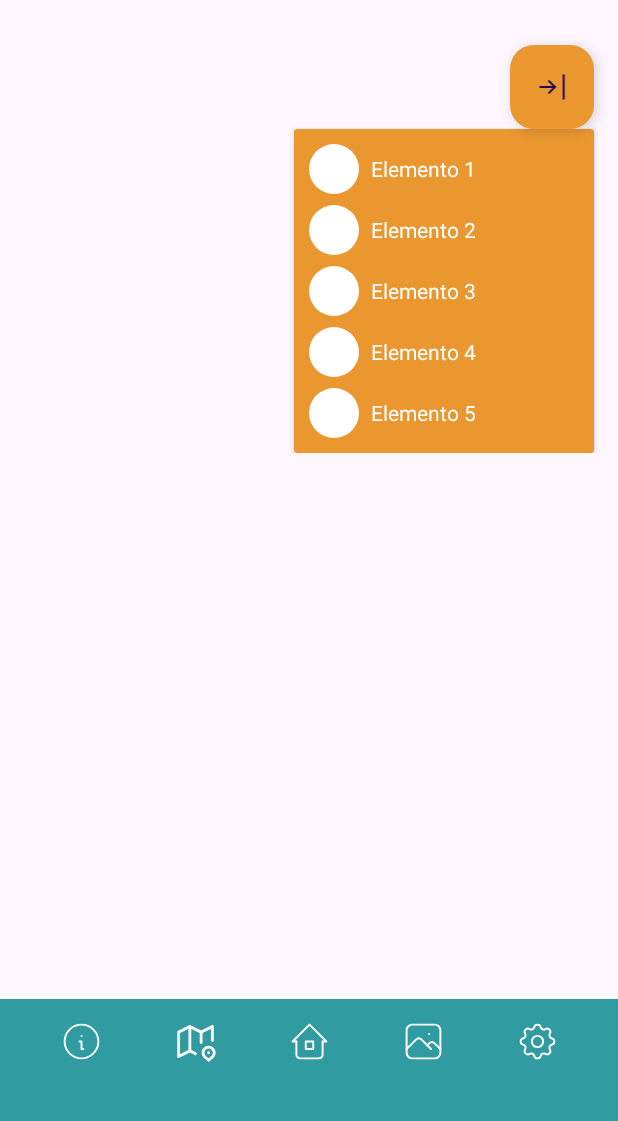
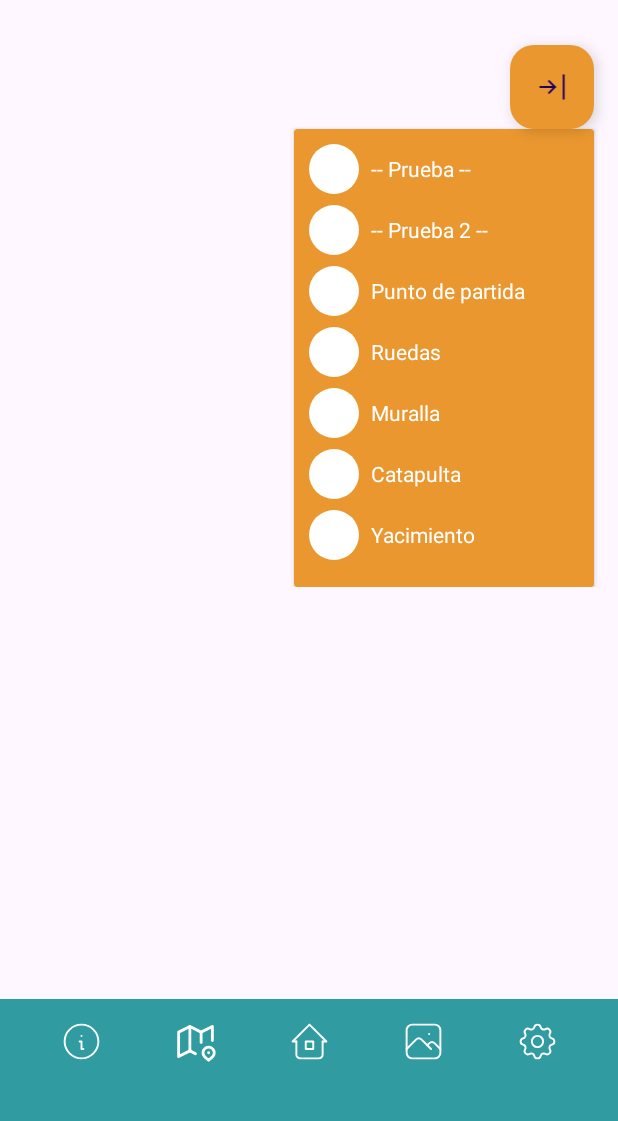
Before and after one commit to kuvx/Pintia, an Android app: the MainMap screen opened directly, with no data from a screen before it, after a tap on "Toggle Legend", on a phone screen of 412 x 824 dp, the part 114-1235 px from its top. Run offline under Robolectric (Android 15) with nearby library versions, the phone set to English and light mode, and no system bars.

Commit message:
Modificación para el autoinflado del menu de leyenda por parámetros

```diff
--- a/app/src/main/java/com/example/pintia/MainMap.kt
+++ b/app/src/main/java/com/example/pintia/MainMap.kt
@@ -7,6 +7,7 @@ import android.widget.Toast
 import androidx.activity.enableEdgeToEdge
 import androidx.appcompat.app.AppCompatActivity
 import com.example.pintia.components.Header
+import com.example.pintia.components.Leyenda
 
 class MainMap : AppCompatActivity() {
     override fun onCreate(savedInstanceState: Bundle?) {
@@ -21,5 +22,17 @@ class MainMap : AppCompatActivity() {
             val intent = Intent(this, MainActivity::class.java)
             startActivity(intent)
         }
+
+        val leyenda = findViewById<Leyenda>(R.id.leyenda_main)
+        leyenda.myMap =
+            mapOf(
+                Pair("-- Prueba --", MainActivity::class.java),
+                Pair("-- Prueba 2 --", RequestVisitActivity::class.java),
+                Pair("Punto de partida", null),
+                Pair("Ruedas", null),
+                Pair("Muralla", null),
+                Pair("Catapulta", null),
+                Pair("Yacimiento", null),
+                )
     }
 }
--- a/app/src/main/java/com/example/pintia/components/Leyenda.kt
+++ b/app/src/main/java/com/example/pintia/components/Leyenda.kt
@@ -2,18 +2,16 @@ package com.example.pintia.components
 
 import android.content.Context
 import android.content.Intent
-import android.os.Bundle
 import android.util.AttributeSet
 import android.view.LayoutInflater
 import android.view.View
-import android.widget.ImageButton
 import android.widget.LinearLayout
 import android.widget.TextView
-import androidx.appcompat.app.AppCompatActivity
 import androidx.cardview.widget.CardView
 import com.example.pintia.MainActivity
 import com.google.android.material.floatingactionbutton.FloatingActionButton
 import com.example.pintia.R
+import com.example.pintia.RequestVisitActivity
 
 /**
  * Para q sea mas facil la informacion contenida en la leyenda sera obtenida del back
@@ -25,50 +23,73 @@ class Leyenda @JvmOverloads constructor(
     defStyleAttr: Int = 0
 ) : LinearLayout(context, attrs, defStyleAttr) {
 
-    private val points: Array<TextView> by lazy{
-        arrayOf(
-            findViewById(R.id.point_1),
-            findViewById(R.id.point_2),
-            findViewById(R.id.point_3),
-            findViewById(R.id.point_4),
-            findViewById(R.id.point_5)
+    // Pares Vista actividad/null por defecto (cada vista que lo use debería reemplazarlos)
+    var myMap = mapOf(
+        Pair("No debería aparecer", null),
+        Pair("-- Prueba --", MainActivity::class.java),
+        Pair("-- Prueba 2 --", RequestVisitActivity::class.java),
+        Pair("Punto de partida", null),
+        Pair("Ruedas", null),
+        Pair("Muralla", null),
+        Pair("Catapulta", null),
+        Pair("Yacimiento", null),
     )
+        set(value) {
+            field = value
+            updateMenuEntries()
         }
+
 
     init {
         LayoutInflater.from(context).inflate(R.layout.component_leyenda, this, true)
+
+        // Obtiene el LinearLayout del layout principal donde se agregarán los TextViews
         val toggleButton: FloatingActionButton = findViewById(R.id.toggleButton)
-        val legendCardView: CardView = findViewById(R.id.legendCardView)
 
-        points.forEachIndexed { index, button ->
-            button.setOnClickListener {
-                changeView(index)
+        toggleButton.setOnClickListener {
+            // Cambiar la visibilidad del CardView
+            alterMenuVisibility()
+        }
+
+        updateMenuEntries()
+    }
+
+    private fun updateMenuEntries() {
+        // Itera sobre la lista y agrega un TextView para cada elemento
+        val inflater = LayoutInflater.from(context)
+        val linearLayout = findViewById<LinearLayout>(R.id.leyend_layout)
+        linearLayout.removeAllViews()
+
+        for ((name, activity) in myMap) {
+            // Infla el diseño del TextView desde item_text_view.xml
+            val textView = inflater.inflate(R.layout.leyend_entry, linearLayout, false) as TextView
+            textView.text = name // Establece el texto del TextView
+            textView.setOnClickListener { // Cuando se clicke se cambia de vista
+                if (activity != null) {
+                    val intent = Intent(context, activity)
+                    context.startActivity(intent)
+                } else {
+                    // Cerramos el desplegable
+                    alterMenuVisibility(close = true)
                 }
             }
 
-        toggleButton.setOnClickListener {
-            // Cambiar la visibilidad del CardView
-            if (legendCardView.visibility == View.GONE) {
+            // Agrega el TextView al LinearLayout
+            linearLayout.addView(textView)
+        }
+    }
+
+    private fun alterMenuVisibility(open: Boolean = false, close: Boolean = false) {
+        val legendCardView: CardView = findViewById(R.id.legendCardView)
+        val toggleButton: FloatingActionButton = findViewById(R.id.toggleButton)
+        val openMenu = legendCardView.visibility == View.GONE || open
+        val closeMenu = legendCardView.visibility == View.VISIBLE || close
+        if (openMenu) {
             legendCardView.visibility = View.VISIBLE
             toggleButton.setImageResource(R.drawable.retract)
-            } else {
+        } else if (closeMenu) {
             legendCardView.visibility = View.GONE
             toggleButton.setImageResource(R.drawable.expand)
         }
     }
 }
-
-    fun changeView(index:Int) {
-        val activityClass: Class<out AppCompatActivity> = when (index) {
-            0 -> MainActivity::class.java
-            /*1 -> RuedasMapPointActivity::class.java
-            2 -> MurallaPointActivity::class.java
-            3 -> CatapultasPointActivity::class.java
-            4 -> YacimientoPointActivity::class.java
-            // No debería llegar aquí*/
-            else -> MainActivity::class.java
-        }
-        val intent = Intent(context, activityClass)
-        context.startActivity(intent)
-    }
-}
--- a/app/src/main/res/layout/activity_main_map.xml
+++ b/app/src/main/res/layout/activity_main_map.xml
@@ -20,7 +20,7 @@
     android:layout_marginVertical="90dp"
     >
     <com.example.pintia.components.Leyenda
-        android:id="@+id/leyenda____"
+        android:id="@+id/leyenda_main"
         android:layout_width="match_parent"
         android:layout_height="wrap_content"
         />
--- a/app/src/main/res/layout/component_leyenda.xml
+++ b/app/src/main/res/layout/component_leyenda.xml
@@ -30,6 +30,7 @@
         >
 
         <LinearLayout
+            android:id="@+id/leyend_layout"
             android:layout_width="match_parent"
             android:layout_height="match_parent"
             android:orientation="vertical"
@@ -39,7 +40,8 @@
             android:showDividers="middle"
             >
 
-            <!-- Elementos de la leyenda (cambia según lo que necesites) -->
+            <!-- Contenido dinámico -->
+            <!--
             <TextView
                 android:id="@+id/point_1"
                 android:layout_width="wrap_content"
@@ -51,55 +53,7 @@
                 android:layout_marginBottom="8dp"
                 android:gravity="center"
             />
-
-            <TextView
-                android:id="@+id/point_2"
-                android:layout_width="wrap_content"
-                android:layout_height="wrap_content"
-                android:text="Elemento 2"
-                android:textColor="@android:color/white"
-                android:drawableStart="@drawable/point"
-                android:drawablePadding="8dp"
-                android:layout_marginBottom="8dp"
-                android:gravity="center"
-                />
-
-            <TextView
-                android:id="@+id/point_3"
-                android:layout_width="wrap_content"
-                android:layout_height="wrap_content"
-                android:text="Elemento 3"
-                android:textColor="@android:color/white"
-                android:drawableStart="@drawable/point"
-                android:drawablePadding="8dp"
-                android:layout_marginBottom="8dp"
-                android:gravity="center"
-                />
-
-            <TextView
-                android:id="@+id/point_4"
-                android:layout_width="wrap_content"
-                android:layout_height="wrap_content"
-                android:text="Elemento 4"
-                android:textColor="@android:color/white"
-                android:drawableStart="@drawable/point"
-                android:drawablePadding="8dp"
-                android:layout_marginBottom="8dp"
-                android:gravity="center"
-                />
-
-            <TextView
-                android:id="@+id/point_5"
-                android:layout_width="wrap_content"
-                android:layout_height="wrap_content"
-                android:text="Elemento 5"
-                android:textColor="@android:color/white"
-                android:drawableStart="@drawable/point"
-                android:drawablePadding="8dp"
-                android:gravity="center"
-                />
-
-            <!-- Agrega más elementos de leyenda según sea necesario -->
+            -->
 
         </LinearLayout>
     </androidx.cardview.widget.CardView>
--- /dev/null
+++ b/app/src/main/res/layout/leyend_entry.xml
@@ -0,0 +1,15 @@
+ <TextView
+     xmlns:android="http://schemas.android.com/apk/res/android"
+        android:layout_width="wrap_content"
+        android:layout_height="wrap_content"
+        android:textColor="@android:color/white"
+        android:drawablePadding="8dp"
+        android:drawableStart="@drawable/point"
+        android:layout_marginBottom="8dp"
+        android:gravity="center"
+        android:focusable="true"
+        android:clickable="true"
+        />
+        <!--
+        Establece el recurso al comienzo
+        -->
```
Lines whose indentation alone changed are shown as unchanged.
